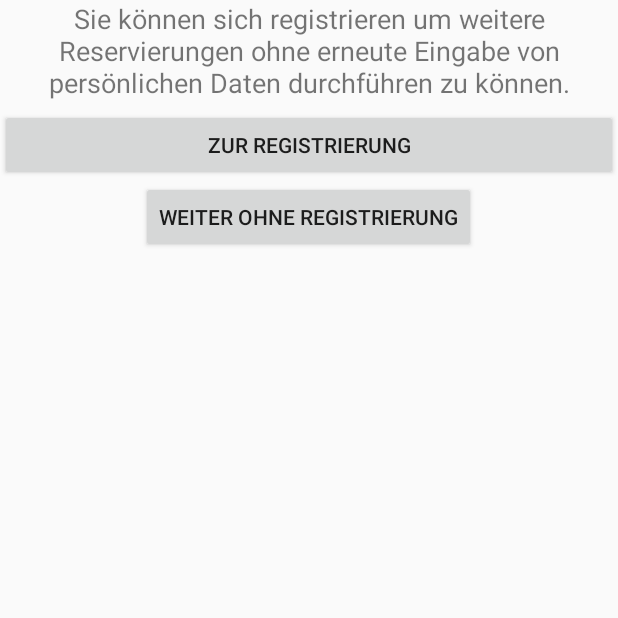
After one commit to Benzolitz/FHDW.Hotel.Android, an Android app: the RegisterDescision screen opened directly, with no data from a screen before it, on a phone screen of 412 x 824 dp, the top half of it. The commit adds this screen. Run offline under Robolectric (Android 15) with nearby library versions, the phone set to English and light mode, and no system bars; 1 statement that could not run was skipped.

Commit message:
Activity durchlauf komplett

```diff
--- /dev/null
+++ b/app/src/main/java/fhdw/hotel/Activity/RegisterDescision.java
@@ -0,0 +1,79 @@
+package fhdw.hotel.Activity;
+
+import android.app.Activity;
+import android.content.Intent;
+import android.os.Bundle;
+import android.view.Menu;
+import android.view.MenuItem;
+import android.view.View;
+import android.widget.Button;
+import android.widget.LinearLayout;
+
+import fhdw.hotel.R;
+
+/**
+ * Created by Artur Briem on 01.12.2015.
+ */
+public class RegisterDescision extends Activity{
+
+    LinearLayout llDescisionBtns;
+
+    public void onCreate(Bundle savedInstanceState) {
+        super.onCreate(savedInstanceState);
+        setContentView(R.layout.activity_register_descision);
+        llDescisionBtns.setOrientation(LinearLayout.HORIZONTAL);
+
+    }
+
+    public void GoToRegistrationSiteOnClick(View view) {
+        Intent intent = new Intent(RegisterDescision.this, Login.class);
+
+
+
+        startActivity(intent);
+    }
+
+    public void GoToBookingOnClick(View view) {
+        Intent intent = new Intent(RegisterDescision.this, Booking.class);
+
+
+
+        startActivity(intent);
+    }
+
+
+    //region GUI-Methods
+
+    /**
+     * Inflate the menu; this adds items to the action bar if it is present.
+     *
+     * @param menu
+     * @return
+     */
+    @Override
+    public boolean onCreateOptionsMenu(Menu menu) {
+        getMenuInflater().inflate(R.menu.menu_prototype_suchform, menu);
+
+        return true;
+    }
+
+    /**
+     * Handle action bar item clicks here. The action bar will automatically handle clicks on the Home/Up button, so long as you specify a parent activity in AndroidManifest.xml.
+     *
+     * @param item
+     * @return
+     */
+    @Override
+    public boolean onOptionsItemSelected(MenuItem item) {
+        int id = item.getItemId();
+
+        //noinspection SimplifiableIfStatement
+        if (id == R.id.action_settings) {
+            return true;
+        }
+
+        return super.onOptionsItemSelected(item);
+    }
+    //endregion
+
+}
--- /dev/null
+++ b/app/src/main/res/layout/activity_register_descision.xml
@@ -0,0 +1,43 @@
+<?xml version="1.0" encoding="utf-8"?>
+
+<LinearLayout xmlns:android="http://schemas.android.com/apk/res/android"
+    android:layout_width="fill_parent"
+    android:layout_height="fill_parent"
+    android:orientation="vertical"
+    android:weightSum="1">
+
+    <TextView
+        android:layout_width="fill_parent"
+        android:layout_height="wrap_content"
+        android:layout_marginBottom="5dip"
+        android:gravity="center_vertical|center_horizontal"
+        android:text="@string/description_register_desctision"
+        android:textSize="18dip"
+        android:typeface="sans" />
+
+    <LinearLayout xmlns:android="http://schemas.android.com/apk/res/android"
+        android:layout_width="fill_parent"
+        android:layout_height="fill_parent"
+        android:orientation="vertical"
+        android:weightSum="1"
+        android:id="@+id/ll_descision_btns">
+        <Button
+            android:id="@+id/btn_goto_booking"
+            android:layout_width="match_parent"
+            android:layout_height="wrap_content"
+            android:onClick="GoToRegistrationSiteOnClick"
+            android:text="@string/btn_goto_register" />
+
+        <Button
+            android:id="@+id/button"
+            style="?android:attr/buttonStyleSmall"
+            android:layout_width="wrap_content"
+            android:layout_height="wrap_content"
+            android:layout_gravity="center_horizontal"
+            android:text="@string/btn_goto_booking"
+            android:onClick="GoToBookingOnClick"/>
+
+    </LinearLayout>
+
+
+</LinearLayout>
--- a/app/src/main/res/values/strings.xml
+++ b/app/src/main/res/values/strings.xml
@@ -11,7 +11,7 @@
     <string name="einzelzimmer">Einzel</string>
     <string name="doppelzimmer">Doppel</string>
     <string name="familienzimmer">Familie(4 +1 Betten)</string>
-    <string name="title_activity_accordeon_zimmer">AccordeonZimmer</string>
+    <string name="title_activity_accordeon_zimmer">Zimmerauswahl</string>
     <string name="title_activity_login">Einloggen</string>
     <string name="title_activity_register">Registrieren</string>
 
@@ -27,6 +27,14 @@
     <string name="prompt_street">Straße, Haus Nr.</string>
     <string name="prompt_plz">PLZ</string>
     <string name="prompt_city">Ort</string>
+
+    <string name="btn_goto_register_descision">Weiter zur Buchung</string>
+    <string name="btn_goto_booking">Weiter ohne Registrierung</string>
+    <string name="btn_goto_register">Zur Registrierung</string>
+    <string name="description_register_desctision">Sie können sich registrieren um weitere Reservierungen ohne erneute Eingabe von persönlichen Daten durchführen zu können.</string>
+    <string name="title_activity_register_descision">Fortfahren?</string>
+
+    <string name="title_activity_booking">Buchen</string>
 
     <!-- Strings related to login -->
     <string name="prompt_email">Email</string>
```
Also changed, not shown: app/src/main/AndroidManifest.xml (+13 -1 lines), app/src/main/java/fhdw/hotel/Activity/Booking.java (added, +64 -0 lines), app/src/main/java/fhdw/hotel/Activity/RoomSelection.java (+11 -0 lines), app/src/main/res/layout/content_room_selection.xml (+11 -2 lines).
